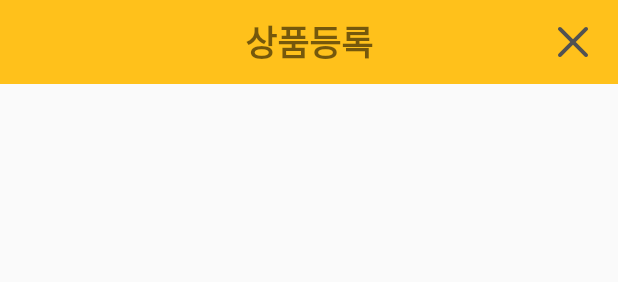
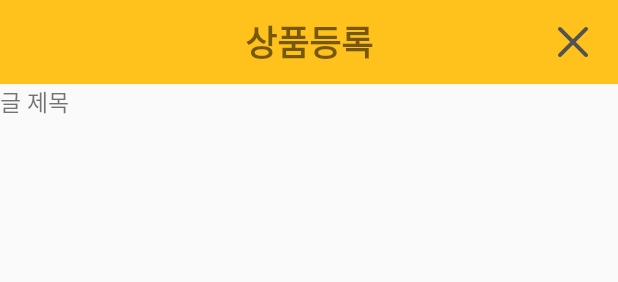
Before and after one commit to nookcoder/KBCompetition, an Android app: the layout activity_store_manager_product_register.xml on its own in the app's theme, with its tools: preview values and no code run, on a phone screen of 412 x 824 dp. Shown: the top 282 px of the screen. Run offline under Robolectric (Android 15) with nearby library versions, the phone set to English and light mode, and no system bars.

Commit message:
[ADD] text 컬러 추가

```diff
--- a/app/src/main/res/layout/activity_store_manager_product_register.xml
+++ b/app/src/main/res/layout/activity_store_manager_product_register.xml
@@ -43,6 +43,48 @@
         android:layout_width="match_parent"
         android:layout_height="0dp"
         android:layout_weight="1">
+        <TableLayout
+            android:layout_width="match_parent"
+            android:layout_height="wrap_content"
+            android:stretchColumns="*"
+            >
+
+            <!--사진 등록 -->
+            <TableRow>
+
+            </TableRow>
+
+            <!--글제목-->
+            <TableRow>
+                <TextView
+                    android:id="@+id/product_title"
+                    android:layout_width="match_parent"
+                    android:layout_height="wrap_content"
+                    android:text="글 제목"
+                    android:textSize="15dp"
+
+                    />
+            </TableRow>
+            <!--카테고리,수량 -->
+            <TableRow>
+
+            </TableRow>
+
+            <!--유통기한/구입날짜-->
+            <TableRow>
+
+            </TableRow>
+
+            <!--원산지/거래처 , 가격 -->
+            <TableRow>
+
+            </TableRow>
+
+            <!--글 게 -->시
+            <TableRow>
+
+            </TableRow>
+        </TableLayout>
 
     </LinearLayout>
     <!--여기까지 !! 꼭 필요!-->
--- a/app/src/main/res/values/colors.xml
+++ b/app/src/main/res/values/colors.xml
@@ -10,4 +10,5 @@
     <color name="bottom_navigation_bar">#FEEAB4</color>
     <color name="icon_color">#FFC11B</color>
     <color name="information_background">#FFF4D5</color>
+    <color name="previous_register_text_color">#595959</color>
 </resources>
```
